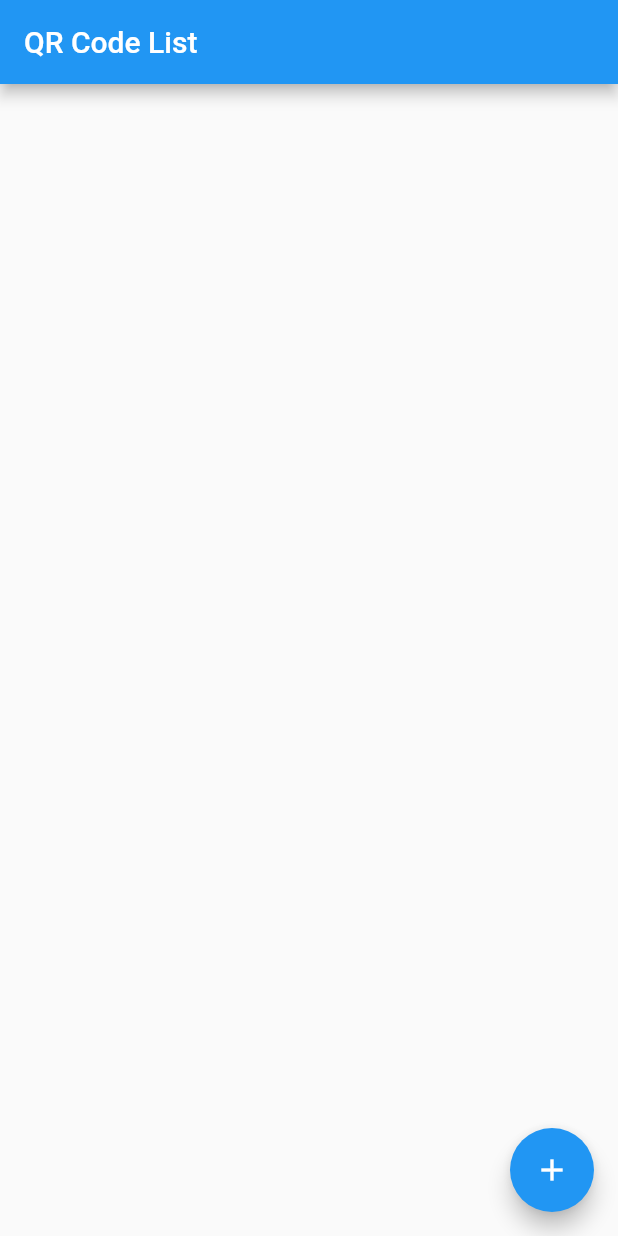
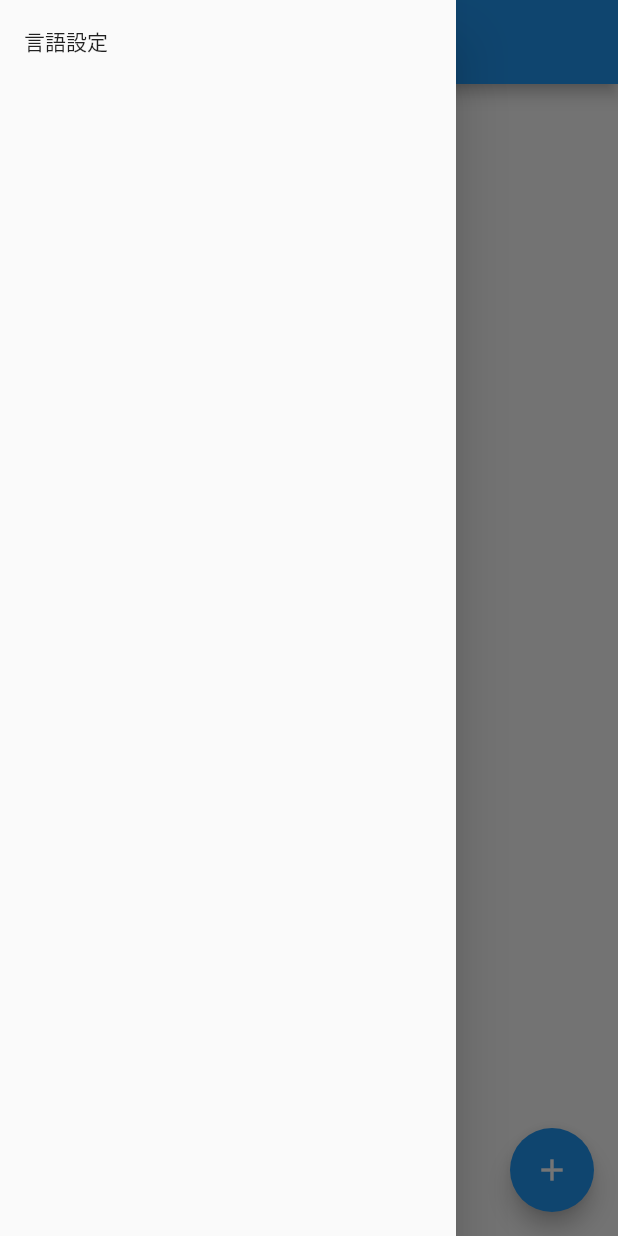
Before and after one commit to satoshiiorg/flutter-qr-sample, a Flutter app: the screen it shows after launch, with the side drawer open (before the commit the screen has no drawer), on a phone screen of 412 x 824 dp. Run offline on Flutter 3.47's test engine with Material 2 defaults, Android fonts, the phone set to English and light mode, and no system bars; our stand-ins replace qr_flutter, shared_preferences, sqflite; accounts and stored records are empty; generated files the repository leaves out were written again.

Commit message:
言語切替機能追加（即時反映なし）

```diff
--- a/lib/main.dart
+++ b/lib/main.dart
@@ -1,5 +1,6 @@
 import 'package:flutter/material.dart';
 import 'package:flutter_localizations/flutter_localizations.dart';
+import 'package:qr_generator/preferences.dart';
 import 'package:qr_generator/qr_list.dart';
 import 'package:flutter_gen/gen_l10n/app_localizations.dart';
 
@@ -7,10 +8,46 @@ void main() {
   runApp(MyApp());
 }
 
-class MyApp extends StatelessWidget {
+class MyApp extends StatefulWidget {
+  @override
+  _MyAppState createState() => _MyAppState();
+}
+
+// TODO Statelessでいい？
+class _MyAppState extends State<MyApp> {
+  // bool preferencesLoaded = false;
+
+  @override
+  void initState() {
+    super.initState();
+    Preferences().load().then((_) {
+      setState(() {
+        // preferencesLoaded = true;
+      });
+    });
+  }
+
   @override
   Widget build(BuildContext context) {
+    if (!Preferences().loaded) {
+      return CircularProgressIndicator();
+    }
+
     return MaterialApp(
+      localeResolutionCallback: (deviceLocale, supportedLocales) {
+        if(Preferences().locale != null) {
+          return Preferences().locale;
+        }
+        final supported = supportedLocales.any(
+                (e) => e.languageCode == deviceLocale?.languageCode);
+        if (supported) {
+          Preferences().setLocale(deviceLocale);
+          return deviceLocale;
+        } else {
+          Preferences().setLocale(supportedLocales.first);
+          return supportedLocales.first;
+        }
+      },
       localizationsDelegates: [
         AppLocalizations.delegate,
         GlobalMaterialLocalizations.delegate,
--- /dev/null
+++ b/lib/preferences.dart
@@ -0,0 +1,31 @@
+import 'package:flutter/material.dart';
+import 'package:shared_preferences/shared_preferences.dart';
+
+class Preferences {
+  static final Preferences _instance = Preferences._internal();
+
+  SharedPreferences? prefs;
+  Locale? _locale;
+  bool loaded = false;
+
+  Preferences._internal();
+
+  factory Preferences() {
+    return _instance;
+  }
+
+  load() async {
+    prefs = await SharedPreferences.getInstance();
+    final languageCode = prefs!.getString('language_code');
+    if(languageCode != null) {
+      _locale = Locale(languageCode, "");
+    }
+    loaded = true;
+  }
+
+  get locale => _locale;
+  setLocale(locale) {
+    _locale = locale;
+    prefs!.setString('language_code', locale.languageCode);
+  }
+}
--- a/lib/qr_list.dart
+++ b/lib/qr_list.dart
@@ -1,6 +1,7 @@
 import 'package:flutter/material.dart';
 import 'package:flutter_gen/gen_l10n/app_localizations.dart';
 import 'package:qr_generator/db.dart';
+import 'package:qr_generator/preferences.dart';
 import 'package:qr_generator/qr.dart';
 import 'package:qr_generator/qr_detail.dart';
 
@@ -50,6 +51,59 @@ class _QrListPageState extends State<QrListPage> {
     return Scaffold(
       appBar: AppBar(
           title : Text(l18n.qrCodeList)
+      ),
+      drawer: Drawer(
+        child: ListView(
+          children: <Widget>[
+            // DrawerHeader(
+            //   child: Text(
+            //     'Settings',
+            //     // style: TextStyle(
+            //     //   fontSize: 24,
+            //     //   color: Colors.white,
+            //     // ),
+            //   ),
+            //   // decoration: BoxDecoration(
+            //   //   color: Colors.blue,
+            //   // ),
+            // ),
+            ListTile(
+              title: Text("言語設定"),
+              onTap: () {
+                showDialog(
+                  context: context,
+                  builder: (context) {
+                    return SimpleDialog(
+                      title: Text("言語設定"),
+                      children: <Widget>[
+                        SimpleDialogOption(
+                          child: Text("English"),
+                          onPressed: () {
+                            setState(() {
+                              Preferences().setLocale(Locale("en", ""));
+                            });
+                            Navigator.pop(context);
+                            Navigator.pop(context);
+                          },
+                        ),
+                        SimpleDialogOption(
+                          child: Text("日本語"),
+                          onPressed: () {
+                            setState(() {
+                              Preferences().setLocale(Locale("ja", ""));
+                            });
+                            Navigator.pop(context);
+                            Navigator.pop(context);
+                          },
+                        ),
+                      ],
+                    );
+                  },
+                );
+              },
+            ),
+          ],
+        ),
       ),
       body: Center(
         child: FutureBuilder<List<Qr>>(
@@ -101,7 +155,7 @@ class _QrListPageState extends State<QrListPage> {
       // 新規ボタン
       floatingActionButton: FloatingActionButton(
         onPressed: () async => _popQrDetail(null),
-        tooltip: 'New QR Code',
+        // tooltip: 'New QR Code',
         child: Icon(Icons.add),
       ),
     );
```
Also changed, not shown: pubspec.yaml (+5 -2 lines), pubspec.lock.
